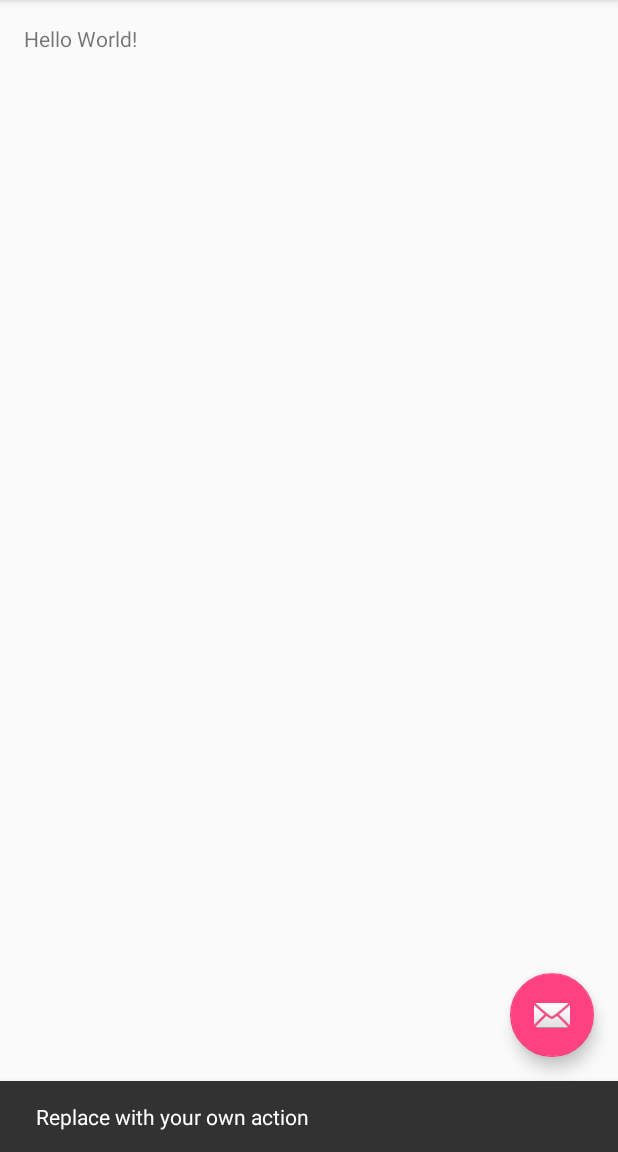
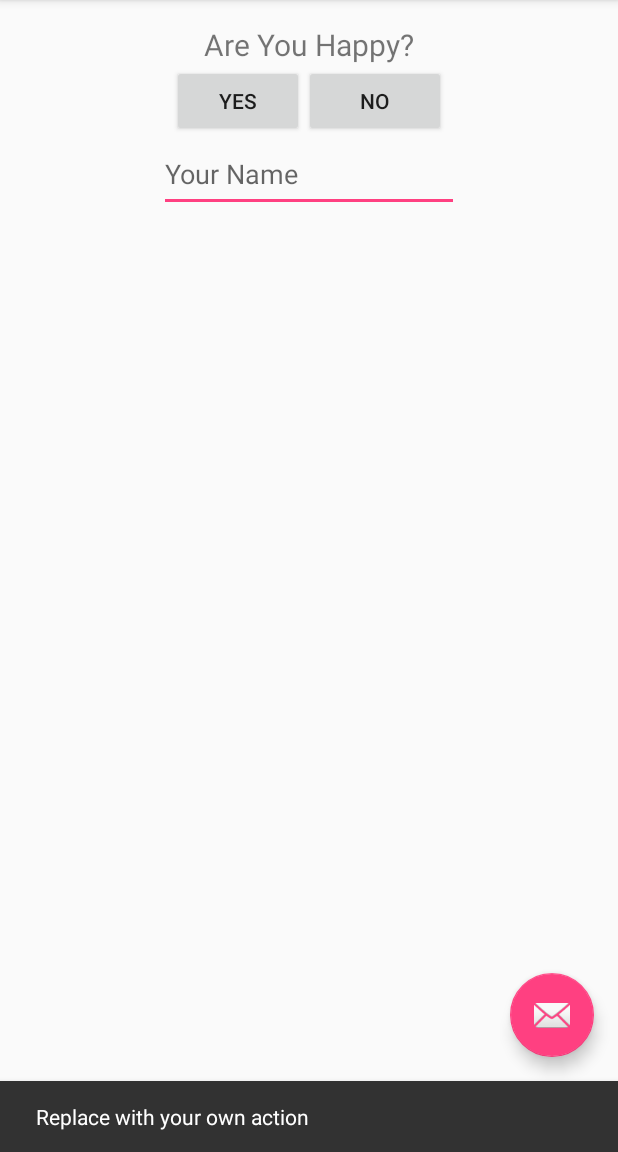
Before and after one commit to ArkWist/sandbox-android, an Android app: the screen it shows after launch (MainActivity), after a tap on an icon or button, on a phone screen of 412 x 824 dp, the part 84-1236 px from its top. Run offline under Robolectric (Android 15) with nearby library versions, the phone set to English and light mode, and no system bars.

Commit message:
Used this as a sandbox for learning layouts.

```diff
--- a/app/src/main/java/arkwist/messingaround/MainActivity.java
+++ b/app/src/main/java/arkwist/messingaround/MainActivity.java
@@ -1,4 +1,5 @@
 package arkwist.messingaround;
+
 
 import android.os.Bundle;
 import android.support.design.widget.FloatingActionButton;
@@ -8,8 +9,14 @@ import android.support.v7.widget.Toolbar;
 import android.view.View;
 import android.view.Menu;
 import android.view.MenuItem;
+import android.widget.Button;
+import android.widget.EditText;
+import android.widget.Toast;
 
 public class MainActivity extends AppCompatActivity {
+
+    private Button answerYesButton, answerNoButton;
+    private EditText usersNameEditText;
 
     @Override
     protected void onCreate(Bundle savedInstanceState) {
@@ -26,6 +33,11 @@ public class MainActivity extends AppCompatActivity {
                         .setAction("Action", null).show();
             }
         });
+
+        answerYesButton = (Button) findViewById(R.id.answer_yes_button);
+        answerNoButton = (Button) findViewById(R.id.answer_no_button);
+        usersNameEditText = (EditText) findViewById(R.id.users_name_edit_text);
+
     }
 
     @Override
@@ -49,4 +61,24 @@ public class MainActivity extends AppCompatActivity {
 
         return super.onOptionsItemSelected(item);
     }
+
+    public void onYesButtonClick(View view) {
+
+        String usersName = String.valueOf(usersNameEditText.getText());
+
+        String yourYesResponse = "That is great " + usersName;
+
+        Toast.makeText(this, yourYesResponse, Toast.LENGTH_SHORT).show();
+
+    }
+
+    public void onNoButtonClick(View view) {
+
+        String usersName = String.valueOf(usersNameEditText.getText());
+
+        String yourNoResponse = "Too bad " + usersName;
+
+        Toast.makeText(this, yourNoResponse, Toast.LENGTH_LONG).show();
+
+    }
 }
--- a/app/src/main/res/layout/content_main.xml
+++ b/app/src/main/res/layout/content_main.xml
@@ -1,5 +1,5 @@
 <?xml version="1.0" encoding="utf-8"?>
-<RelativeLayout xmlns:android="http://schemas.android.com/apk/res/android"
+<LinearLayout xmlns:android="http://schemas.android.com/apk/res/android"
     xmlns:app="http://schemas.android.com/apk/res-auto"
     xmlns:tools="http://schemas.android.com/tools"
     android:layout_width="match_parent"
@@ -8,6 +8,8 @@
     android:paddingLeft="@dimen/activity_horizontal_margin"
     android:paddingRight="@dimen/activity_horizontal_margin"
     android:paddingTop="@dimen/activity_vertical_margin"
+    android:orientation="vertical"
+    android:gravity="center|top"
     app:layout_behavior="@string/appbar_scrolling_view_behavior"
     tools:context="arkwist.messingaround.MainActivity"
     tools:showIn="@layout/activity_main">
@@ -15,5 +17,44 @@
     <TextView
         android:layout_width="wrap_content"
         android:layout_height="wrap_content"
-        android:text="Hello World!" />
-</RelativeLayout>
+        android:text="@string/happy_question"
+        android:textSize="20sp"/>
+
+    <LinearLayout
+        android:layout_width="wrap_content"
+        android:layout_height="wrap_content"
+        android:orientation="horizontal">
+
+        <Button
+            android:layout_width="wrap_content"
+            android:layout_height="wrap_content"
+            android:text="@string/answer_yes_button"
+            android:hint="@string/hint_pick_me"
+            android:onClick="onYesButtonClick"
+            android:id="@+id/answer_yes_button"/>
+
+        <Button
+            android:layout_width="wrap_content"
+            android:layout_height="wrap_content"
+            android:text="@string/answer_no_button"
+            android:hint="@string/hint_no_pick_me"
+            android:onClick="onNoButtonClick"
+            android:id="@+id/answer_no_button"/>
+
+    </LinearLayout>
+
+    <LinearLayout
+        android:layout_width="wrap_content"
+        android:layout_height="wrap_content"
+        android:orientation="horizontal">
+
+        <EditText
+            android:layout_width="200dp"
+            android:layout_height="50dp"
+            android:inputType="textPersonName"
+            android:hint="@string/users_name_edit_text"
+            android:id="@+id/users_name_edit_text"/>
+
+    </LinearLayout>
+
+</LinearLayout>
--- a/app/src/main/res/values/strings.xml
+++ b/app/src/main/res/values/strings.xml
@@ -1,4 +1,10 @@
 <resources>
     <string name="app_name">MessingAround</string>
     <string name="action_settings">Settings</string>
+    <string name="users_name_edit_text">Your Name</string>
+    <string name="happy_question">Are You Happy?</string>
+    <string name="answer_yes_button">Yes</string>
+    <string name="answer_no_button">No</string>
+    <string name="hint_pick_me">Pick Me</string>
+    <string name="hint_no_pick_me">No Pick Me</string>
 </resources>
```
Also changed, not shown: 1 other file.
